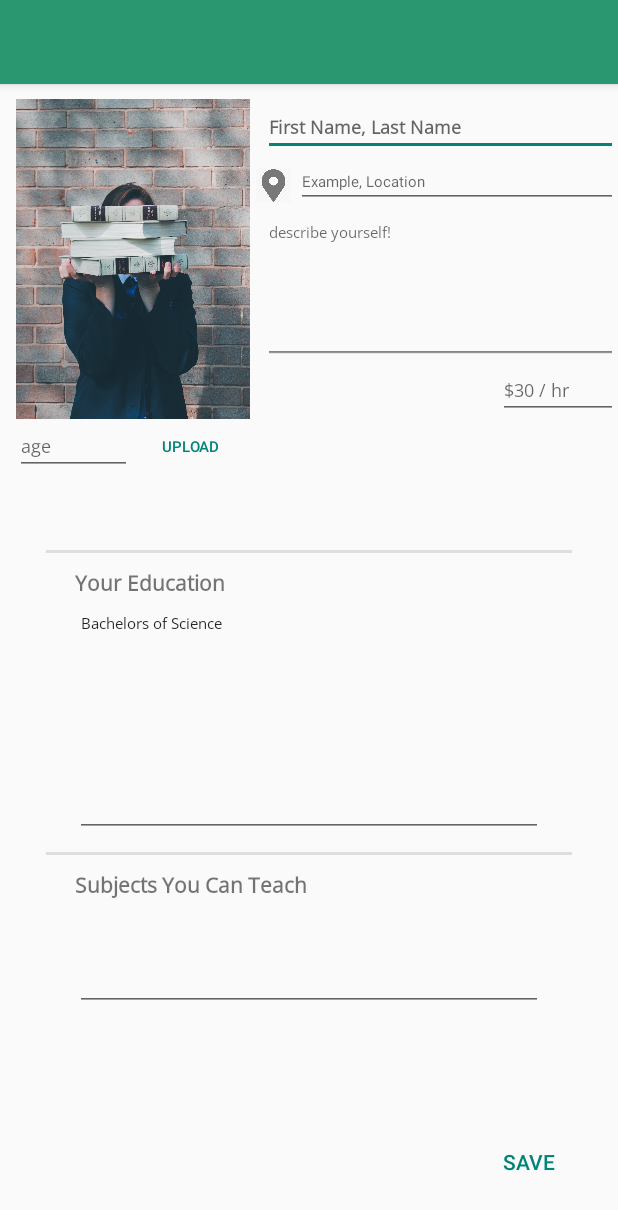
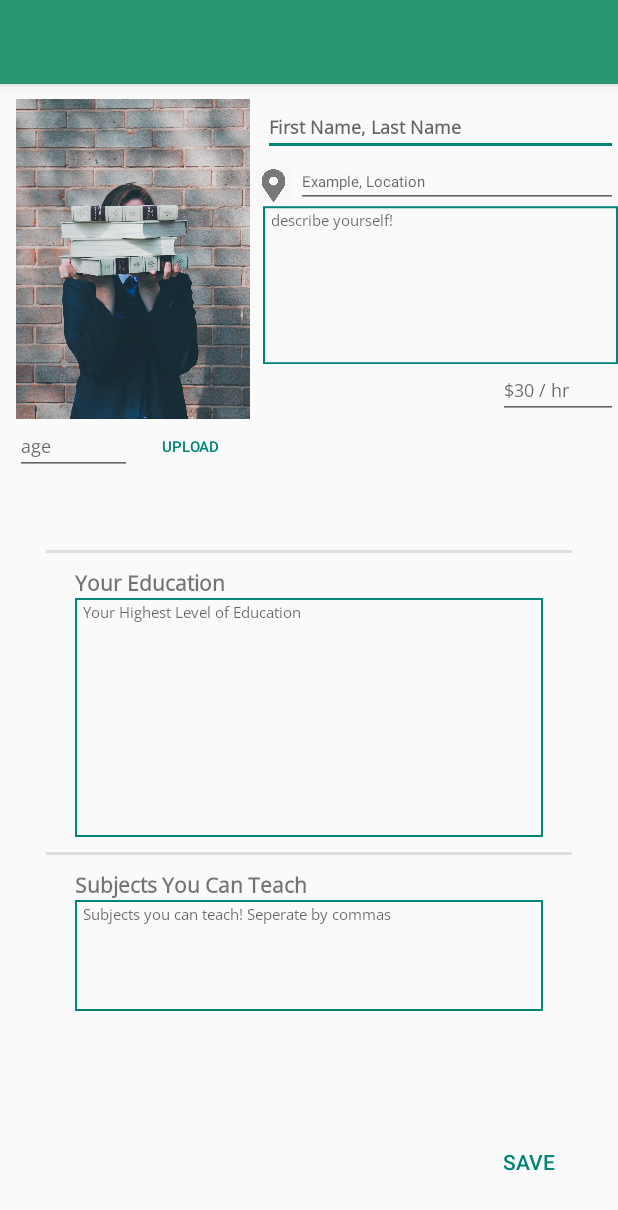
Before and after one commit to yewonjohn/TutorFinder, an Android app: the TutorProfile screen opened directly, with no data from a screen before it, on a phone screen of 412 x 824 dp. Shown: the top 1210 px of the screen. Run offline under Robolectric (Android 15) with nearby library versions, the phone set to English and light mode, and no system bars; libraries missing offline, so code that uses them is left out: com.parse; 10 statements that could not run were skipped.

Commit message:
commit 33

```diff
--- a/app/src/main/AndroidManifest.xml
+++ b/app/src/main/AndroidManifest.xml
@@ -19,7 +19,7 @@
         android:supportsRtl="true"
         android:theme="@style/Theme.AppCompat.Light.NoActionBar">
 
-        <activity android:name=".TutorProfileReadOnly"></activity>
+        <activity android:name=".TutorProfileReadOnly" />
         <activity android:name=".RegisterActivity" />
         <activity android:name=".LoginActivity" />
         <activity android:name=".TutorProfile" />
--- a/app/src/main/java/com/example/android/tutorfinder/TutorProfile.kt
+++ b/app/src/main/java/com/example/android/tutorfinder/TutorProfile.kt
@@ -10,20 +10,19 @@ import android.graphics.BitmapFactory
 import android.os.Bundle
 import android.provider.MediaStore
 import android.util.Log
-import android.view.Menu
-import android.view.MenuInflater
-import android.view.MenuItem
-import android.view.View
+import android.view.*
 import android.view.inputmethod.InputMethodManager
 import android.widget.Button
 import android.widget.EditText
 import android.widget.ImageView
 import android.widget.Toast
 import androidx.appcompat.app.AppCompatActivity
+import androidx.constraintlayout.widget.ConstraintLayout
 import com.parse.GetDataCallback
 import com.parse.ParseFile
 import com.parse.ParseUser
 import com.parse.SaveCallback
+import kotlinx.android.synthetic.main.activity_register.*
 import java.io.ByteArrayOutputStream
 
 class TutorProfile : AppCompatActivity(), View.OnClickListener {
@@ -64,6 +63,10 @@ class TutorProfile : AppCompatActivity(), View.OnClickListener {
     override fun onCreate(savedInstanceState: Bundle?) {
         super.onCreate(savedInstanceState)
         setContentView(R.layout.activity_tutor_profile)
+
+        //triggering onClicklistener for keyboard minimizing
+        var profileLayout = findViewById<ConstraintLayout>(R.id.profileConstraintLayout)
+        profileLayout.setOnClickListener(this)
 
         //initializing actionBar
         setSupportActionBar(findViewById(R.id.app_toolbar))
@@ -186,13 +189,10 @@ class TutorProfile : AppCompatActivity(), View.OnClickListener {
     }
 
     //setting keyboard interaction for layout (clicking out of keyboard view)
-    //THIS IS NOT WORKING RIGHT NOW-- NOT WORKING
     override fun onClick(p0: View?) {
         if(p0?.id === R.id.profileConstraintLayout || p0?.id === R.id.profileImageView){
             var inputMethodManager: InputMethodManager = getSystemService(Context.INPUT_METHOD_SERVICE) as InputMethodManager
             inputMethodManager.hideSoftInputFromWindow(currentFocus.windowToken,0)
-            Toast.makeText(this,"Clicked",Toast.LENGTH_SHORT).show()
-            Log.i("Something","CLICKED")
         }
     }
 }
--- a/app/src/main/java/com/example/android/tutorfinder/Tutors.kt
+++ b/app/src/main/java/com/example/android/tutorfinder/Tutors.kt
@@ -61,7 +61,6 @@ class Tutors : AppCompatActivity() {
         var userPrice = ArrayList<String>()
         var userImage = ArrayList<Bitmap>()
 
-
         //initializing actionBar
         setSupportActionBar(findViewById(R.id.app_toolbar))
 
@@ -109,7 +108,6 @@ class Tutors : AppCompatActivity() {
         listView.setOnItemClickListener{ parent, view, position, id ->
             //getting item selected (returning a long?)
             val selectedItemPosition = parent.getItemIdAtPosition(position)
-
             //intent to profile activity
             val intent = Intent(this, TutorProfileReadOnly::class.java)
             intent.putExtra("objectId", listOfTutorsObjectId[position])
--- /dev/null
+++ b/app/src/main/res/drawable/custom_text_box.xml
@@ -0,0 +1,9 @@
+<?xml version="1.0" encoding="utf-8"?>
+<selector xmlns:android="http://schemas.android.com/apk/res/android">
+    <item>
+        <shape android:shape="rectangle">
+            <stroke android:width="1dp" android:color="@color/colorPrimary" />
+
+        </shape>
+    </item>
+</selector>
--- a/app/src/main/res/layout/activity_login.xml
+++ b/app/src/main/res/layout/activity_login.xml
@@ -2,6 +2,7 @@
 <androidx.constraintlayout.widget.ConstraintLayout xmlns:android="http://schemas.android.com/apk/res/android"
     xmlns:app="http://schemas.android.com/apk/res-auto"
     xmlns:tools="http://schemas.android.com/tools"
+    android:id="@+id/loginLayout"
     android:layout_width="match_parent"
     android:layout_height="match_parent"
     tools:context=".LoginActivity">
@@ -27,6 +28,7 @@
         android:layout_marginEnd="98dp"
         android:layout_marginBottom="400dp"
         android:ems="10"
+        android:hint="password"
         android:inputType="textPassword"
         app:layout_constraintBottom_toBottomOf="parent"
         app:layout_constraintEnd_toEndOf="parent"
@@ -39,7 +41,9 @@
         android:layout_width="wrap_content"
         android:layout_height="wrap_content"
         android:layout_marginTop="30dp"
+        android:layout_marginBottom="300dp"
         android:text="Log in"
+        app:layout_constraintBottom_toBottomOf="parent"
         app:layout_constraintEnd_toEndOf="parent"
         app:layout_constraintHorizontal_bias="0.498"
         app:layout_constraintStart_toStartOf="parent"
--- a/app/src/main/res/layout/activity_register.xml
+++ b/app/src/main/res/layout/activity_register.xml
@@ -38,12 +38,14 @@
         android:layout_width="wrap_content"
         android:layout_height="wrap_content"
         android:layout_marginTop="160dp"
+        android:layout_marginBottom="30dp"
         android:background="#2B9770"
         android:fontFamily="@font/open_sans_light"
         android:onClick="register"
         android:text="Register"
         android:textColor="@android:color/white"
         android:textStyle="bold"
+        app:layout_constraintBottom_toBottomOf="parent"
         app:layout_constraintEnd_toEndOf="parent"
         app:layout_constraintHorizontal_bias="0.498"
         app:layout_constraintStart_toStartOf="parent"
--- a/app/src/main/res/layout/activity_tutor_profile.xml
+++ b/app/src/main/res/layout/activity_tutor_profile.xml
@@ -33,7 +33,8 @@
         android:text="Upload"
         android:textSize="10sp"
         app:layout_constraintStart_toEndOf="@+id/ageEditText"
-        app:layout_constraintTop_toBottomOf="@+id/profileImageView" />
+        app:layout_constraintTop_toBottomOf="@+id/profileImageView"
+        tools:ignore="OnClick" />
 
     <EditText
         android:id="@+id/nameEditText"
@@ -81,6 +82,7 @@
 
     <EditText
         android:id="@+id/descriptionEditText"
+        android:background="@drawable/custom_text_box"
         android:layout_width="0dp"
         android:layout_height="0dp"
         android:layout_marginStart="8dp"
@@ -91,6 +93,9 @@
         android:lineSpacingExtra="2sp"
         android:textAppearance="@style/short_perso"
         android:translationY="-1.19sp"
+        android:paddingLeft="5dp"
+        android:paddingRight="5dp"
+        android:paddingTop="2dp"
         app:layout_constraintBottom_toTopOf="@+id/costEditText"
         app:layout_constraintEnd_toEndOf="parent"
         app:layout_constraintHorizontal_bias="0.0"
@@ -179,11 +184,14 @@
         android:layout_height="0dp"
         android:layout_marginStart="50dp"
         android:layout_marginEnd="50dp"
+        android:background="@drawable/custom_text_box"
         android:fontFamily="@font/open_sans"
         android:gravity="start|top"
-        android:hint="describe yourself!"
+        android:hint="Your Highest Level of Education"
         android:inputType="textMultiLine"
-        android:text="Bachelors of Science"
+        android:paddingLeft="5dp"
+        android:paddingTop="2dp"
+        android:paddingRight="5dp"
         android:textSize="10sp"
         app:layout_constraintBottom_toTopOf="@+id/line2"
         app:layout_constraintEnd_toEndOf="parent"
@@ -206,6 +214,8 @@
 
     <EditText
         android:id="@+id/subjectsEditText"
+        android:background="@drawable/custom_text_box"
+        android:hint="Subjects you can teach! Seperate by commas"
         android:layout_width="0dp"
         android:layout_height="0dp"
         android:layout_marginStart="50dp"
@@ -216,6 +226,9 @@
         android:gravity="start|top"
         android:inputType="textMultiLine"
         android:textSize="10sp"
+        android:paddingTop="2dp"
+        android:paddingLeft="5dp"
+        android:paddingRight="5dp"
         app:layout_constraintBottom_toBottomOf="parent"
         app:layout_constraintEnd_toEndOf="parent"
         app:layout_constraintStart_toStartOf="parent"
```
Also changed, not shown: app/src/main/java/com/example/android/tutorfinder/LoginActivity.kt (+15 -1 lines), app/src/main/java/com/example/android/tutorfinder/TutorProfileReadOnly.kt (+4 -3 lines).
